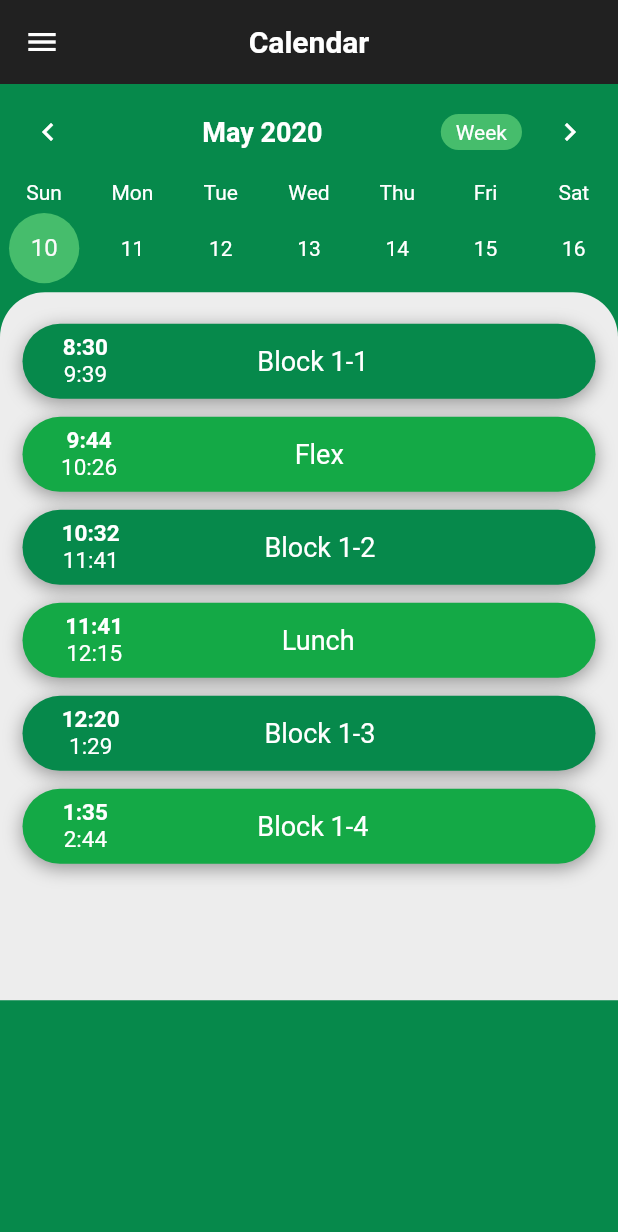
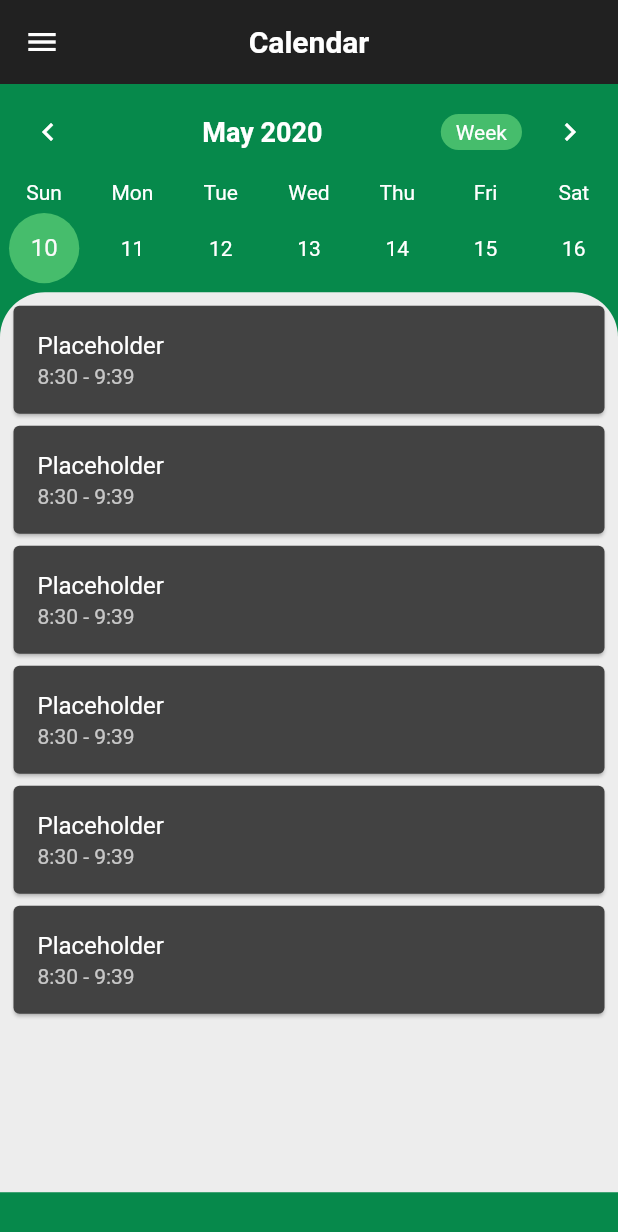
Before and after one commit to yenuGH/gatorblocks_rbt, a Flutter app: the screen it shows after launch, on a phone screen of 412 x 824 dp. Shown: the top 1232 px of the screen. Run offline on Flutter 3.47's test engine with Material 2 defaults, Android fonts, the phone set to English and light mode, and no system bars; drawn by our look-alikes of table_calendar; our stand-ins replace sqflite; accounts and stored records are empty.

Commit message:
Start of new blocks page

```diff
--- a/lib/pages/classes.dart
+++ b/lib/pages/classes.dart
@@ -1,6 +1,14 @@
 import 'package:flutter/material.dart';
 
 class Classes extends StatelessWidget{
+  final block1 = TextEditingController();
+  final block2 = TextEditingController();
+  final block3 = TextEditingController();
+  final block4 = TextEditingController();
+  final block5 = TextEditingController();
+  final block6 = TextEditingController();
+  final block7 = TextEditingController();
+  final block8 = TextEditingController();
 
   @override
   Widget build(BuildContext context) {
@@ -8,12 +16,25 @@ class Classes extends StatelessWidget{
       appBar: AppBar(
         title: Text('Classes'),
       ),
-      body: Center(
-        child:
-        Text('Test'),
-      )
+      body: ListView(
+        children: <Widget>[
+          Card(
+            child:
+              ListTile(
+                leading: Text("Block 1-1"),
+                title: Row(
+                  children: <Widget>[
+                    Expanded(
+                      child: TextField(
+                        controller: block1,
+                      )
+                    )
+                  ],
+                ),
+              ),
+          ),
+        ],
+      ),
     );
   }
-
-
 }
--- a/lib/widgets/blocks.dart
+++ b/lib/widgets/blocks.dart
@@ -1,5 +1,6 @@
 import 'package:flutter/material.dart';
 import 'package:flutter/rendering.dart';
+import 'package:gatorblocks_rbt/pages/classes.dart';
 
 
 class Blocks extends StatefulWidget {
@@ -18,8 +19,8 @@ class _BlocksState extends State<Blocks> {
 
   Widget build(BuildContext context) {
     return Container(
-      padding: EdgeInsets.all(15),
-      height: 472,
+      padding: EdgeInsets.all(5),
+      height: 600,
       decoration: BoxDecoration(
         color: Color(hexColour('#EDEDED')),
         borderRadius: BorderRadius.only(
@@ -34,17 +35,54 @@ class _BlocksState extends State<Blocks> {
       child: Column(
         mainAxisSize: MainAxisSize.min,
         children: <Widget>[
-          //eventsContainer(),
-          blocks(),
-          flex(),
-          blocks2(),
-          lunch(),
-          blocks3(),
-          blocks4(),
+          Card(
+            child:
+            ListTile(
+              title: Text("Placeholder"),
+              subtitle: Text("8:30 - 9:39"),
+            )
+          ),
+          Card(
+            child:
+            ListTile(
+              title: Text("Placeholder"),
+              subtitle: Text("8:30 - 9:39"),
+            )
+          ),
+          Card(
+            child:
+            ListTile(
+              title: Text("Placeholder"),
+              subtitle: Text("8:30 - 9:39"),
+            )
+          ),
+          Card(
+            child:
+            ListTile(
+              title: Text("Placeholder"),
+              subtitle: Text("8:30 - 9:39"),
+            )
+          ),
+          Card(
+            child:
+            ListTile(
+              title: Text("Placeholder"),
+              subtitle: Text("8:30 - 9:39"),
+            )
+          ),
+          Card(
+            child:
+            ListTile(
+              title: Text("Placeholder"),
+              subtitle: Text("8:30 - 9:39"),
+            )
+          ),
         ],
       )
     );
   }
+
+
 
   // Widget eventsContainer(){
   //   return Container(
@@ -67,305 +105,305 @@ class _BlocksState extends State<Blocks> {
   //   );
   // }
 
-  Widget blocks(){
-    return Container(
-      width: MediaQuery.of(context).size.width,
-      height: 50,
-      margin: EdgeInsets.only(top: 6, bottom: 6),
-      padding: EdgeInsets.all(2),
-      decoration: BoxDecoration(
-         color: Color(hexColour('#06894B')),
-         borderRadius: BorderRadius.circular(30),
-         boxShadow: <BoxShadow>[
-           BoxShadow(
-             offset: Offset(0,3), color: Colors.black38, blurRadius: 10
-           ),
-         ]
-        ),
-      child: Row(
-        crossAxisAlignment: CrossAxisAlignment.center,
-        mainAxisAlignment: MainAxisAlignment.spaceAround,
-        children: [
-          Spacer(flex:1),
-          Column(
-            mainAxisSize: MainAxisSize.min,
-            children: [
-              Text("8:30",
-                style: TextStyle(
-                  color: Colors.white,
-                  fontSize: 15,
-                  fontWeight: FontWeight.bold,
-                ),
-              ),
-              Text("9:39",
-                style: TextStyle(
-                  color: Colors.white,
-                  fontSize: 15,
-                ),
-              ),
-            ]
-          ),
-          Spacer(flex:4),
-          Text("Block 1-1",
-            style: TextStyle(
-            color: Colors.white,
-            fontSize: 18,
-            )
-          ),
-          Spacer(flex:6),
-        ]
-      ),
-    );
-  }
+  // Widget blocks(){
+  //   return Container(
+  //     width: MediaQuery.of(context).size.width,
+  //     height: 50,
+  //     margin: EdgeInsets.only(top: 6, bottom: 6),
+  //     padding: EdgeInsets.all(2),
+  //     decoration: BoxDecoration(
+  //        color: Color(hexColour('#06894B')),
+  //        borderRadius: BorderRadius.circular(30),
+  //        boxShadow: <BoxShadow>[
+  //          BoxShadow(
+  //            offset: Offset(0,3), color: Colors.black38, blurRadius: 10
+  //          ),
+  //        ]
+  //       ),
+  //     child: Row(
+  //       crossAxisAlignment: CrossAxisAlignment.center,
+  //       mainAxisAlignment: MainAxisAlignment.spaceAround,
+  //       children: [
+  //         Spacer(flex:1),
+  //         Column(
+  //           mainAxisSize: MainAxisSize.min,
+  //           children: [
+  //             Text("8:30",
+  //               style: TextStyle(
+  //                 color: Colors.white,
+  //                 fontSize: 15,
+  //                 fontWeight: FontWeight.bold,
+  //               ),
+  //             ),
+  //             Text("9:39",
+  //               style: TextStyle(
+  //                 color: Colors.white,
+  //                 fontSize: 15,
+  //               ),
+  //             ),
+  //           ]
+  //         ),
+  //         Spacer(flex:4),
+  //         Text("Block 1-1",
+  //           style: TextStyle(
+  //           color: Colors.white,
+  //           fontSize: 18,
+  //           )
+  //         ),
+  //         Spacer(flex:6),
+  //       ]
+  //     ),
+  //   );
+  // }
 
-  Widget flex(){
-    return Container(
-      width: MediaQuery.of(context).size.width,
-      height: 50,
-      margin: EdgeInsets.only(top: 6, bottom: 6),
-      padding: EdgeInsets.all(2),
-      decoration: BoxDecoration(
-         color: Color(hexColour('#14A946')),
-         borderRadius: BorderRadius.circular(30),
-         boxShadow: <BoxShadow>[
-           BoxShadow(
-             offset: Offset(0,3), color: Colors.black38, blurRadius: 10
-           ),
-         ]
-        ),
-      child: Row(
-        crossAxisAlignment: CrossAxisAlignment.center,
-        mainAxisAlignment: MainAxisAlignment.spaceAround,
-        children: [
-          Spacer(flex:1),
-          Column(
-            mainAxisSize: MainAxisSize.min,
-            children: [
-              Text("9:44",
-                style: TextStyle(
-                  color: Colors.white,
-                  fontSize: 15,
-                  fontWeight: FontWeight.bold,
-                ),
-              ),
-              Text("10:26",
-                style: TextStyle(
-                  color: Colors.white,
-                  fontSize: 15,
-                ),
-              ),
-            ]
-          ),
-          Spacer(flex:5),
-          Text("Flex",
-            style: TextStyle(
-            color: Colors.white,
-            fontSize: 18,
-            )
-          ),
-          Spacer(flex:7),
-        ]
-      ),
-    );
-  }
-  Widget blocks2(){
-    return Container(
-      width: MediaQuery.of(context).size.width,
-      height: 50,
-      margin: EdgeInsets.only(top: 6, bottom: 6),
-      padding: EdgeInsets.all(2),
-      decoration: BoxDecoration(
-         color: Color(hexColour('#06894B')),
-         borderRadius: BorderRadius.circular(30),
-         boxShadow: <BoxShadow>[
-           BoxShadow(
-             offset: Offset(0,3), color: Colors.black38, blurRadius: 10
-           ),
-         ]
-        ),
-      child: Row(
-        crossAxisAlignment: CrossAxisAlignment.center,
-        mainAxisAlignment: MainAxisAlignment.spaceAround,
-        children: [
-          Spacer(flex:1),
-          Column(
-            mainAxisSize: MainAxisSize.min,
-            children: [
-              Text("10:32",
-                style: TextStyle(
-                  color: Colors.white,
-                  fontSize: 15,
-                  fontWeight: FontWeight.bold,
-                ),
-              ),
-              Text("11:41",
-                style: TextStyle(
-                  color: Colors.white,
-                  fontSize: 15,
-                ),
-              ),
-            ]
-          ),
-          Spacer(flex:4),
-          Text("Block 1-2",
-            style: TextStyle(
-            color: Colors.white,
-            fontSize: 18,
-            )
-          ),
-          Spacer(flex:6),
-        ]
-      ),
-    );
-  }
-  Widget lunch(){
-    return Container(
-      width: MediaQuery.of(context).size.width,
-      height: 50,
-      margin: EdgeInsets.only(top: 6, bottom: 6),
-      padding: EdgeInsets.all(2),
-      decoration: BoxDecoration(
-         color: Color(hexColour('#14A946')),
-         borderRadius: BorderRadius.circular(30),
-         boxShadow: <BoxShadow>[
-           BoxShadow(
-             offset: Offset(0,3), color: Colors.black38, blurRadius: 10
-           ),
-         ]
-        ),
-      child: Row(
-        crossAxisAlignment: CrossAxisAlignment.center,
-        mainAxisAlignment: MainAxisAlignment.spaceAround,
-        children: [
-          Spacer(flex:1),
-          Column(
-            mainAxisSize: MainAxisSize.min,
-            children: [
-              Text("11:41",
-                style: TextStyle(
-                  color: Colors.white,
-                  fontSize: 15,
-                  fontWeight: FontWeight.bold,
-                ),
-              ),
-              Text("12:15",
-                style: TextStyle(
-                  color: Colors.white,
-                  fontSize: 15,
-                ),
-              ),
-            ]
-          ),
-          Spacer(flex:4),
-          Text("Lunch",
-            style: TextStyle(
-            color: Colors.white,
-            fontSize: 18,
-            )
-          ),
-          Spacer(flex:6),
-        ]
-      ),
-    );
-  }
-  Widget blocks3(){
-    return Container(
-      width: MediaQuery.of(context).size.width,
-      height: 50,
-      margin: EdgeInsets.only(top: 6, bottom: 6),
-      padding: EdgeInsets.all(2),
-      decoration: BoxDecoration(
-         color: Color(hexColour('#06894B')),
-         borderRadius: BorderRadius.circular(30),
-         boxShadow: <BoxShadow>[
-           BoxShadow(
-             offset: Offset(0,3), color: Colors.black38, blurRadius: 10
-           ),
-         ]
-        ),
-      child: Row(
-        crossAxisAlignment: CrossAxisAlignment.center,
-        mainAxisAlignment: MainAxisAlignment.spaceAround,
-        children: [
-          Spacer(flex:1),
-          Column(
-            mainAxisSize: MainAxisSize.min,
-            children: [
-              Text("12:20",
-                style: TextStyle(
-                  color: Colors.white,
-                  fontSize: 15,
-                  fontWeight: FontWeight.bold,
-                ),
-              ),
-              Text("1:29",
-                style: TextStyle(
-                  color: Colors.white,
-                  fontSize: 15,
-                ),
-              ),
-            ]
-          ),
-          Spacer(flex:4),
-          Text("Block 1-3",
-            style: TextStyle(
-            color: Colors.white,
-            fontSize: 18,
-            )
-          ),
-          Spacer(flex:6),
-        ]
-      ),
-    );
-  }
-  Widget blocks4(){
-    return Container(
-      width: MediaQuery.of(context).size.width,
-      height: 50,
-      margin: EdgeInsets.only(top: 6, bottom: 6),
-      padding: EdgeInsets.all(2),
-      decoration: BoxDecoration(
-         color: Color(hexColour('#14A946')),
-         borderRadius: BorderRadius.circular(30),
-         boxShadow: <BoxShadow>[
-           BoxShadow(
-             offset: Offset(0,3), color: Colors.black38, blurRadius: 10
-           ),
-         ]
-        ),
-      child: Row(
-        crossAxisAlignment: CrossAxisAlignment.center,
-        mainAxisAlignment: MainAxisAlignment.spaceAround,
-        children: [
-          Spacer(flex:1),
-          Column(
-            mainAxisSize: MainAxisSize.min,
-            children: [
-              Text("1:35",
-                style: TextStyle(
-                  color: Colors.white,
-                  fontSize: 15,
-                  fontWeight: FontWeight.bold,
-                ),
-              ),
-              Text("2:44",
-                style: TextStyle(
-                  color: Colors.white,
-                  fontSize: 15,
-                ),
-              ),
-            ]
-          ),
-          Spacer(flex:4),
-          Text("Block 1-4",
-            style: TextStyle(
-            color: Colors.white,
-            fontSize: 18,
-            )
-          ),
-          Spacer(flex:6),
-        ]
-      ),
-    );
-  }
-}
+  // Widget flex(){
+  //   return Container(
+  //     width: MediaQuery.of(context).size.width,
+  //     height: 50,
+  //     margin: EdgeInsets.only(top: 6, bottom: 6),
+  //     padding: EdgeInsets.all(2),
+  //     decoration: BoxDecoration(
+  //        color: Color(hexColour('#14A946')),
+  //        borderRadius: BorderRadius.circular(30),
+  //        boxShadow: <BoxShadow>[
+  //          BoxShadow(
+  //            offset: Offset(0,3), color: Colors.black38, blurRadius: 10
+  //          ),
+  //        ]
+  //       ),
+  //     child: Row(
+  //       crossAxisAlignment: CrossAxisAlignment.center,
+  //       mainAxisAlignment: MainAxisAlignment.spaceAround,
+  //       children: [
+  //         Spacer(flex:1),
+  //         Column(
+  //           mainAxisSize: MainAxisSize.min,
+  //           children: [
+  //             Text("9:44",
+  //               style: TextStyle(
+  //                 color: Colors.white,
+  //                 fontSize: 15,
+  //                 fontWeight: FontWeight.bold,
+  //               ),
+  //             ),
+  //             Text("10:26",
+  //               style: TextStyle(
+  //                 color: Colors.white,
+  //                 fontSize: 15,
+  //               ),
+  //             ),
+  //           ]
+  //         ),
+  //         Spacer(flex:5),
+  //         Text("Flex",
+  //           style: TextStyle(
+  //           color: Colors.white,
+  //           fontSize: 18,
+  //           )
+  //         ),
+  //         Spacer(flex:7),
+  //       ]
+  //     ),
+  //   );
+  // }
+  // Widget blocks2(){
+  //   return Container(
+  //     width: MediaQuery.of(context).size.width,
+  //     height: 50,
+  //     margin: EdgeInsets.only(top: 6, bottom: 6),
+  //     padding: EdgeInsets.all(2),
+  //     decoration: BoxDecoration(
+  //        color: Color(hexColour('#06894B')),
+  //        borderRadius: BorderRadius.circular(30),
+  //        boxShadow: <BoxShadow>[
+  //          BoxShadow(
+  //            offset: Offset(0,3), color: Colors.black38, blurRadius: 10
+  //          ),
+  //        ]
+  //       ),
+  //     child: Row(
+  //       crossAxisAlignment: CrossAxisAlignment.center,
+  //       mainAxisAlignment: MainAxisAlignment.spaceAround,
+  //       children: [
+  //         Spacer(flex:1),
+  //         Column(
+  //           mainAxisSize: MainAxisSize.min,
+  //           children: [
+  //             Text("10:32",
+  //               style: TextStyle(
+  //                 color: Colors.white,
+  //                 fontSize: 15,
+  //                 fontWeight: FontWeight.bold,
+  //               ),
+  //             ),
+  //             Text("11:41",
+  //               style: TextStyle(
+  //                 color: Colors.white,
+  //                 fontSize: 15,
+  //               ),
+  //             ),
+  //           ]
+  //         ),
+  //         Spacer(flex:4),
+  //         Text("Block 1-2",
+  //           style: TextStyle(
+  //           color: Colors.white,
+  //           fontSize: 18,
+  //           )
+  //         ),
+  //         Spacer(flex:6),
+  //       ]
+  //     ),
+  //   );
+  // }
+  // Widget lunch(){
+  //   return Container(
+  //     width: MediaQuery.of(context).size.width,
+  //     height: 50,
+  //     margin: EdgeInsets.only(top: 6, bottom: 6),
+  //     padding: EdgeInsets.all(2),
+  //     decoration: BoxDecoration(
+  //        color: Color(hexColour('#14A946')),
+  //        borderRadius: BorderRadius.circular(30),
+  //        boxShadow: <BoxShadow>[
+  //          BoxShadow(
+  //            offset: Offset(0,3), color: Colors.black38, blurRadius: 10
+  //          ),
+  //        ]
+  //       ),
+  //     child: Row(
+  //       crossAxisAlignment: CrossAxisAlignment.center,
+  //       mainAxisAlignment: MainAxisAlignment.spaceAround,
+  //       children: [
+  //         Spacer(flex:1),
+  //         Column(
+  //           mainAxisSize: MainAxisSize.min,
+  //           children: [
+  //             Text("11:41",
+  //               style: TextStyle(
+  //                 color: Colors.white,
+  //                 fontSize: 15,
+  //                 fontWeight: FontWeight.bold,
+  //               ),
+  //             ),
+  //             Text("12:15",
+  //               style: TextStyle(
+  //                 color: Colors.white,
+  //                 fontSize: 15,
+  //               ),
+  //             ),
+  //           ]
+  //         ),
+  //         Spacer(flex:4),
+  //         Text("Lunch",
+  //           style: TextStyle(
+  //           color: Colors.white,
+  //           fontSize: 18,
+  //           )
+  //         ),
+  //         Spacer(flex:6),
+  //       ]
+  //     ),
+  //   );
+  // }
+  // Widget blocks3(){
+  //   return Container(
+  //     width: MediaQuery.of(context).size.width,
+  //     height: 50,
+  //     margin: EdgeInsets.only(top: 6, bottom: 6),
+  //     padding: EdgeInsets.all(2),
+  //     decoration: BoxDecoration(
+  //        color: Color(hexColour('#06894B')),
+  //        borderRadius: BorderRadius.circular(30),
+  //        boxShadow: <BoxShadow>[
+  //          BoxShadow(
+  //            offset: Offset(0,3), color: Colors.black38, blurRadius: 10
+  //          ),
+  //        ]
+  //       ),
+  //     child: Row(
+  //       crossAxisAlignment: CrossAxisAlignment.center,
+  //       mainAxisAlignment: MainAxisAlignment.spaceAround,
+  //       children: [
+  //         Spacer(flex:1),
+  //         Column(
+  //           mainAxisSize: MainAxisSize.min,
+  //           children: [
+  //             Text("12:20",
+  //               style: TextStyle(
+  //                 color: Colors.white,
+  //                 fontSize: 15,
+  //                 fontWeight: FontWeight.bold,
+  //               ),
+  //             ),
+  //             Text("1:29",
+  //               style: TextStyle(
+  //                 color: Colors.white,
+  //                 fontSize: 15,
+  //               ),
+  //             ),
+  //           ]
+  //         ),
+  //         Spacer(flex:4),
+  //         Text("Block 1-3",
+  //           style: TextStyle(
+  //           color: Colors.white,
+  //           fontSize: 18,
+  //           )
+  //         ),
+  //         Spacer(flex:6),
+  //       ]
+  //     ),
+  //   );
+  // }
+  // Widget blocks4(){
+  //   return Container(
+  //     width: MediaQuery.of(context).size.width,
+  //     height: 50,
+  //     margin: EdgeInsets.only(top: 6, bottom: 6),
+  //     padding: EdgeInsets.all(2),
+  //     decoration: BoxDecoration(
+  //        color: Color(hexColour('#14A946')),
+  //        borderRadius: BorderRadius.circular(30),
+  //        boxShadow: <BoxShadow>[
+  //          BoxShadow(
+  //            offset: Offset(0,3), color: Colors.black38, blurRadius: 10
+  //          ),
+  //        ]
+  //       ),
+  //     child: Row(
+  //       crossAxisAlignment: CrossAxisAlignment.center,
+  //       mainAxisAlignment: MainAxisAlignment.spaceAround,
+  //       children: [
+  //         Spacer(flex:1),
+  //         Column(
+  //           mainAxisSize: MainAxisSize.min,
+  //           children: [
+  //             Text("1:35",
+  //               style: TextStyle(
+  //                 color: Colors.white,
+  //                 fontSize: 15,
+  //                 fontWeight: FontWeight.bold,
+  //               ),
+  //             ),
+  //             Text("2:44",
+  //               style: TextStyle(
+  //                 color: Colors.white,
+  //                 fontSize: 15,
+  //               ),
+  //             ),
+  //           ]
+  //         ),
+  //         Spacer(flex:4),
+  //         Text("Block 1-4",
+  //           style: TextStyle(
+  //           color: Colors.white,
+  //           fontSize: 18,
+  //           )
+  //         ),
+  //         Spacer(flex:6),
+  //       ]
+  //     ),
+  //   );
+  // }
+ }
```
